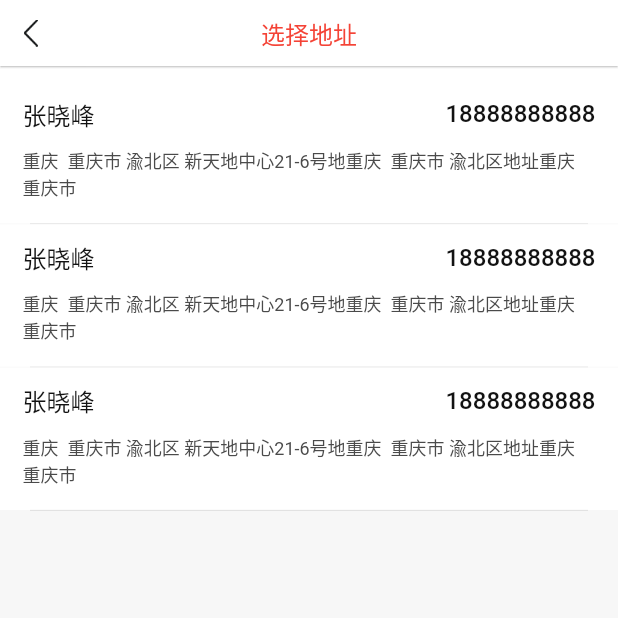
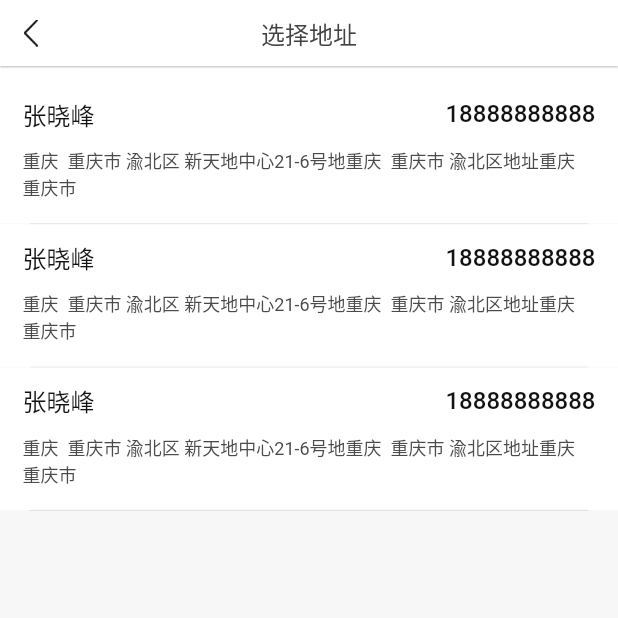
Before and after one commit to xieyezi/flutter-shopping-AiRi, a Flutter app: the ChooseAddress screen opened directly, on a phone screen of 412 x 824 dp, the top half of it. Run offline on Flutter 3.47's test engine with Material 2 defaults, Android fonts, the phone set to English and light mode, and no system bars; drawn by our look-alikes of oktoast, pull_to_refresh; our stand-ins replace cached_network_image, convert, dio, flutter_screenutil, flutter_swiper_null_safety, shared_preferences and 3 more; accounts and stored records are empty; network calls fail.

Commit message:
feat: 全部迁移到flutter v2.2.0 stable 空安全版本

```diff
--- a/lib/components/base_scaffold.dart
+++ b/lib/components/base_scaffold.dart
@@ -24,7 +24,7 @@ class BaseScaffold extends Scaffold {
                 onWillPop: onWillPop,
                 actions: actions ?? [],
                 centerTitle: centerTitle,
-                title: MyTitle(title ?? '', color: titleColor ?? Colors.red),
+                title: MyTitle(title ?? '', color: titleColor ?? Colors.grey[800]),
                 backgroundColor: appBarBackgroundColor,
               ),
           backgroundColor: Colors.white,
--- a/lib/components/left_title.dart
+++ b/lib/components/left_title.dart
@@ -2,9 +2,9 @@ import 'package:flutter/material.dart';
 import 'package:AiRi/styles/colors.dart';
 
 class LeftTitle extends StatelessWidget {
-  final Color tipColor;
+  final Color? tipColor;
   final String title;
-  const LeftTitle({Key? key, required this.tipColor, required this.title}) : super(key: key);
+  const LeftTitle({Key? key, this.tipColor, required this.title}) : super(key: key);
 
   @override
   Widget build(BuildContext context) {
@@ -13,7 +13,7 @@ class LeftTitle extends StatelessWidget {
       child: Row(
         children: <Widget>[
           Container(
-            color: tipColor,
+            color: tipColor ?? AppColors.primaryColor,
             margin: EdgeInsets.only(right: 15),
             width: 3,
             height: 14,
--- a/lib/pages/manage/manage_page.dart
+++ b/lib/pages/manage/manage_page.dart
@@ -154,7 +154,6 @@ class ManageContainer extends StatelessWidget {
             padding: EdgeInsets.only(top: 10, bottom: 10),
             child: LeftTitle(
               title: '我的功能',
-              tipColor: Colors.red,
             ),
           ),
           MyDivider(),
@@ -211,7 +210,6 @@ class ManageContainer extends StatelessWidget {
             padding: EdgeInsets.only(top: 10),
             child: LeftTitle(
               title: '更多工具',
-              tipColor: Colors.red,
             ),
           ),
           Container(
```
